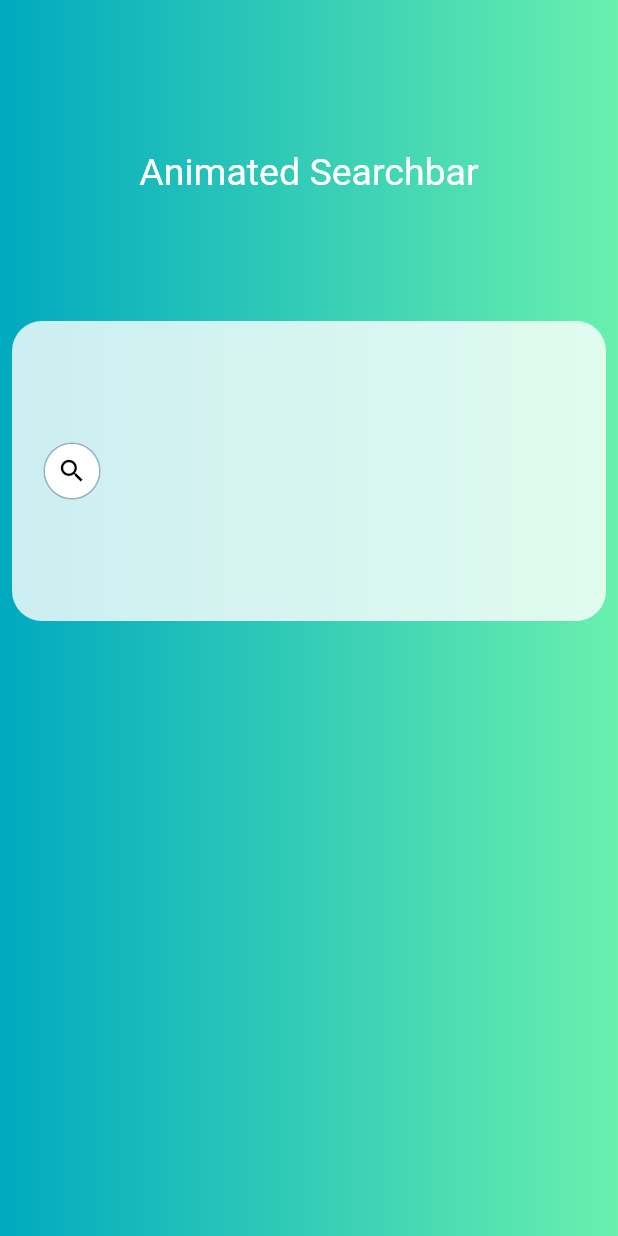
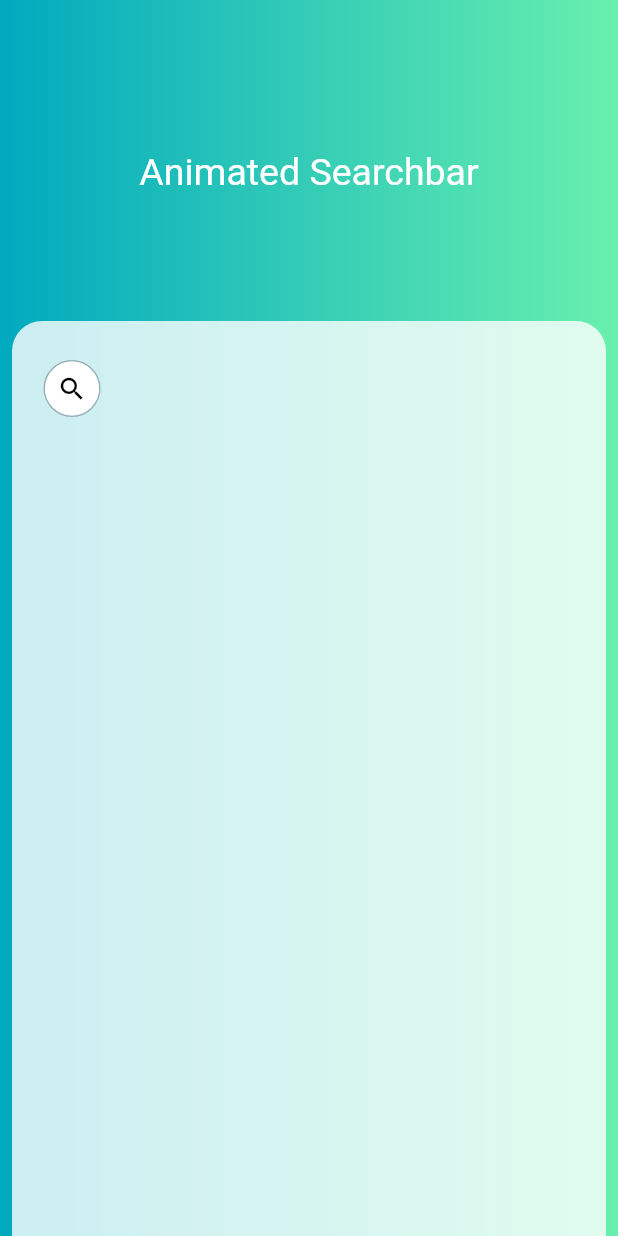
Before and after one commit to Anuj2799/searchbar_animation, a Flutter app: the screen it shows after launch, on a phone screen of 412 x 824 dp. Run offline on Flutter 3.47's test engine with Material 2 defaults, Android fonts, the phone set to English and light mode, and no system bars.

Commit message:
[refactor] - did changes in the code of example file.

```diff
--- a/example/lib/main.dart
+++ b/example/lib/main.dart
@@ -57,20 +57,24 @@ class _AnimatedSearchBarExampleState extends State<AnimatedSearchBarExample> {
                 padding: EdgeInsets.only(
                     top: 85.0, left: 8.0, right: 8.0, bottom: 8.0),
                 child: Container(
-                  height: 200.0,
+                  height: 660.0,
                   decoration: BoxDecoration(
                     color: Colors.white.withOpacity(.8),
                     borderRadius: BorderRadius.all(
                       Radius.circular(20.0),
                     ),
                   ),
-                  child: Padding(
-                    padding: const EdgeInsets.all(15.0),
-                    child: AnimatedSearchbar(
-                      textEditingController: TextEditingController(),
-                      isOriginalAnimation: true,
-                      enableKeyboardFocus: true,
-                    ),
+                  child: Column(
+                    children: <Widget>[
+                      Padding(
+                        padding: const EdgeInsets.all(15.0),
+                        child: AnimatedSearchbar(
+                          textEditingController: TextEditingController(),
+                          isOriginalAnimation: true,
+                          enableKeyboardFocus: false,
+                        ),
+                      ),
+                    ],
                   ),
                 ),
               ),
```
